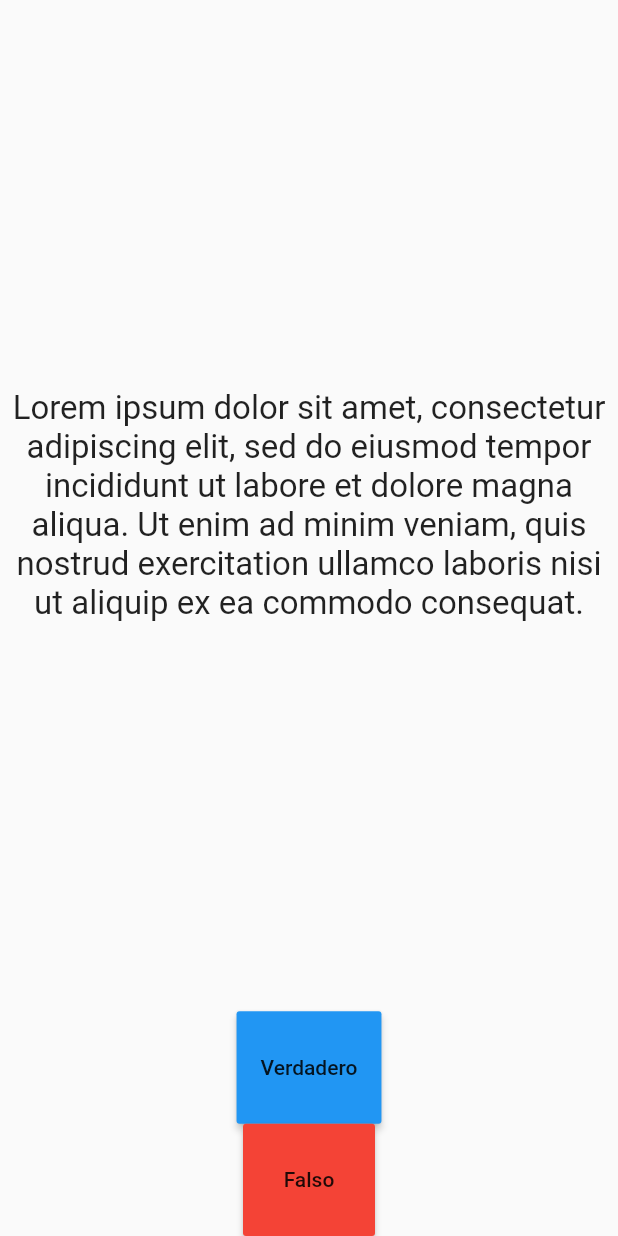
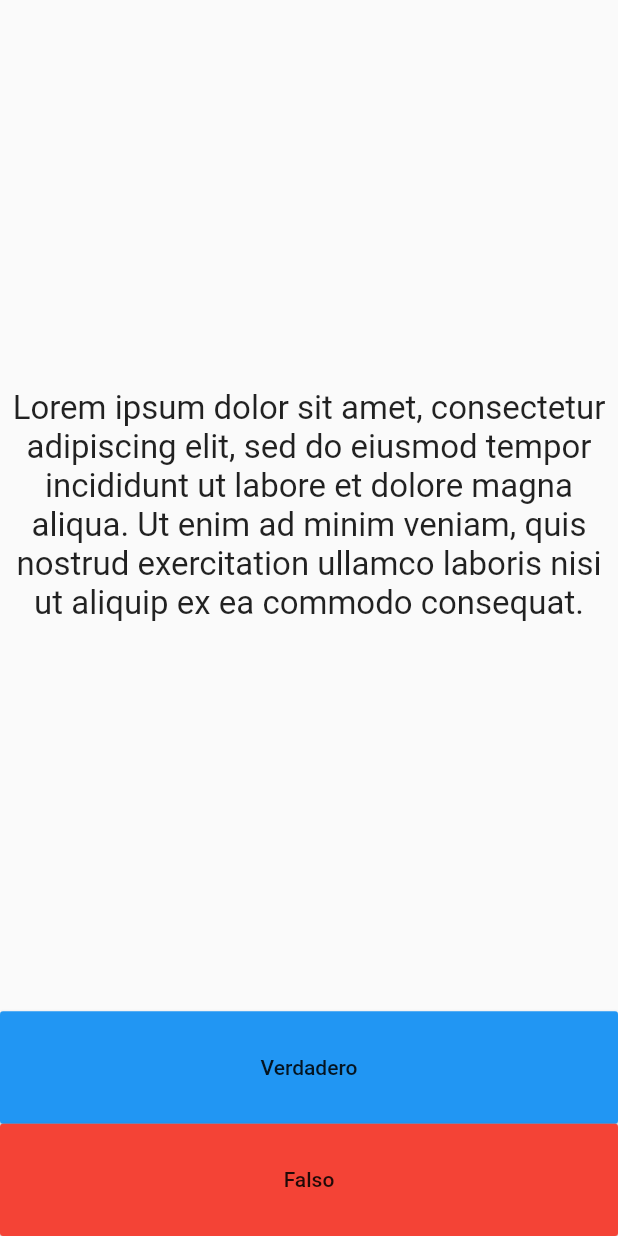
Before and after one commit to rangulo1972/codigo6_quiz, a Flutter app: the screen it shows after launch, on a phone screen of 412 x 824 dp. Run offline on Flutter 3.47's test engine with Material 2 defaults, Android fonts, the phone set to English and light mode, and no system bars.

Commit message:
haciendo que los botones de verdadero y falso ocupen todo el ancho de la pantalla

```diff
--- a/lib/home_page.dart
+++ b/lib/home_page.dart
@@ -5,12 +5,14 @@ class HomePage extends StatelessWidget {
   Widget build(BuildContext context) {
     return Scaffold(
       body: Column(
+        //para poder alargar los botones de Verdadero y Falso
+        crossAxisAlignment: CrossAxisAlignment.stretch,
         children: [
-          Expanded(
+          const Expanded(
             flex: 9,
             child: Center(
               child: Padding(
-                padding: const EdgeInsets.all(6.0),
+                padding: EdgeInsets.all(6.0),
                 child: Text(
                   "Lorem ipsum dolor sit amet, consectetur adipiscing elit, sed do eiusmod tempor incididunt ut labore et dolore magna aliqua. Ut enim ad minim veniam, quis nostrud exercitation ullamco laboris nisi ut aliquip ex ea commodo consequat.",
                   textAlign: TextAlign.center,
@@ -23,7 +25,7 @@ class HomePage extends StatelessWidget {
             child: MaterialButton(
               onPressed: () {},
               color: Colors.blue,
-              child: Text(
+              child: const Text(
                 "Verdadero",
               ),
             ),
@@ -32,7 +34,7 @@ class HomePage extends StatelessWidget {
             child: MaterialButton(
               onPressed: () {},
               color: Colors.red,
-              child: Text(
+              child: const Text(
                 "Falso",
               ),
             ),
```
